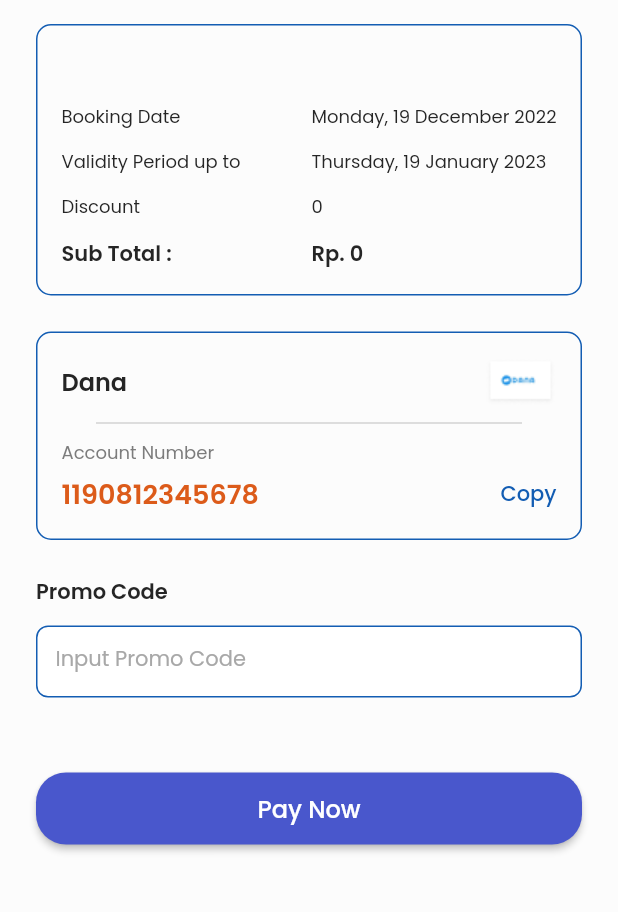
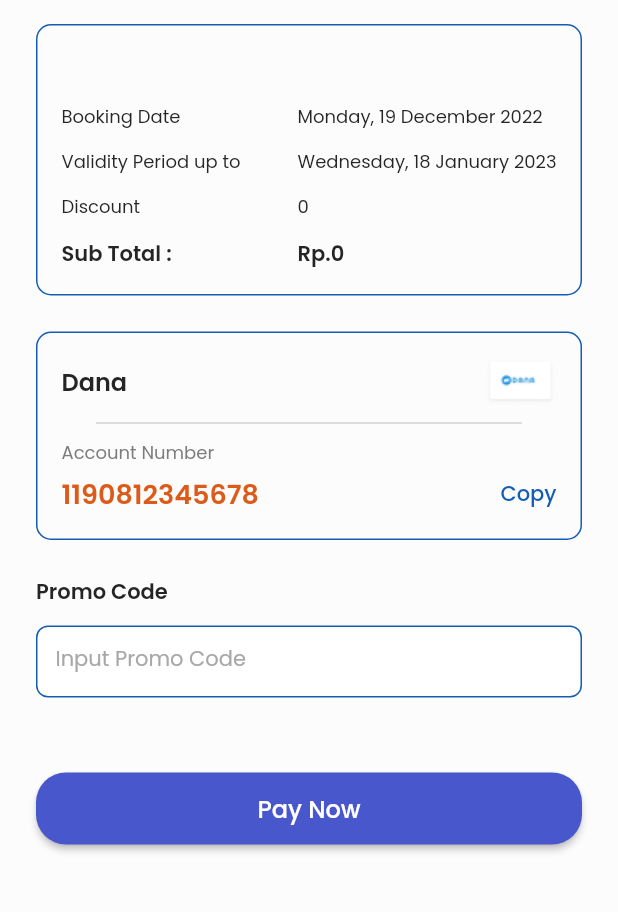
Before and after one commit to Capstone-Project-Kelompok-6/Flutter, a Flutter app: the PaymentMethod screen opened directly with empty values, after a tap on "Continue", on a phone screen of 412 x 824 dp, the part 60-972 px from its top. Run offline on Flutter 3.47's test engine with Material 2 defaults, Android fonts, the phone set to English and light mode, and no system bars; our stand-ins replace carousel_slider, chewie, flutter_svg, google_fonts, pin_code_fields, video_player; missing offline and left inert: ffmpeg_kit_flutter; network calls fail.

Commit message:
Fixing currency and booking date at offline booking page

```diff
--- /dev/null
+++ b/flutter_capstone_6/lib/component/currency.dart
@@ -0,0 +1,12 @@
+import 'package:intl/intl.dart';
+
+class CurrencyFormat {
+  static String convertToIdr(dynamic number, int decimalDigit) {
+    NumberFormat currencyFormatter = NumberFormat.currency(
+      locale: 'id',
+      symbol: 'Rp.',
+      decimalDigits: decimalDigit,
+    );
+    return currencyFormatter.format(number);
+  }
+}
--- a/flutter_capstone_6/lib/main.dart
+++ b/flutter_capstone_6/lib/main.dart
@@ -1,6 +1,5 @@
 import 'package:flutter/material.dart';
 import 'package:flutter_capstone_6/screen/login/login_view_model.dart';
-import 'package:flutter_capstone_6/screen/main/booking/offline_class/booking_offline_view_model.dart';
 import 'package:flutter_capstone_6/screen/splash_screen.dart';
 import 'package:google_fonts/google_fonts.dart';
 import 'package:provider/provider.dart';
@@ -20,9 +19,6 @@ class MyApp extends StatelessWidget {
           ChangeNotifierProvider<LoginViewModel>(
             create: (context) => LoginViewModel(),
           ),
-          ChangeNotifierProvider<OfflineClassViewModel>(
-            create: (context) => OfflineClassViewModel(),
-          ),
         ],
         child: MaterialApp(
           debugShowCheckedModeBanner: false,
--- a/flutter_capstone_6/lib/screen/main/booking/offline_class/booking_offline_view_model.dart
+++ /dev/null
@@ -1,21 +0,0 @@
-import 'package:flutter/cupertino.dart';
-import 'package:flutter_capstone_6/model/class_offline/class_offline_rows.dart';
-
-class OfflineClassViewModel with ChangeNotifier {
-  List<ClassOfflineRows> _datas = [];
-  List<ClassOfflineRows> get getDatas => _datas;
-
-  void addUser(ClassOfflineRows classData) {
-    _datas.add(classData);
-    notifyListeners();
-  }
-
-  void deleteUser(int index) {
-    _datas.removeAt(index);
-    notifyListeners();
-  }
-
-  void deleteAll() {
-    _datas.clear();
-  }
-}
--- a/flutter_capstone_6/lib/screen/main/booking/offline_class/payment_detail.dart
+++ b/flutter_capstone_6/lib/screen/main/booking/offline_class/payment_detail.dart
@@ -1,5 +1,6 @@
 import 'package:flutter/material.dart';
 import 'package:flutter_capstone_6/component/colors.dart';
+import 'package:flutter_capstone_6/component/currency.dart';
 import 'package:flutter_capstone_6/screen/main/booking/offline_class/payment_success.dart';
 import 'package:flutter_capstone_6/widget/appbar.dart';
 import 'package:flutter/services.dart';
@@ -32,7 +33,7 @@ class _PaymentDetailState extends State<PaymentDetail> {
   @override
   void initState() {
     checkPayment();
-    nextMonth = DateTime(today.year, today.month + 1, today.day);
+    nextMonth = DateTime(today.year, today.month + 1, today.day - 1);
   }
 
   void checkPayment() {
@@ -186,25 +187,13 @@ class _PaymentDetailState extends State<PaymentDetail> {
                             ),
                           ),
                           const SizedBox(height: 12),
-                          Row(
-                            children: [
-                              const Text(
-                                "Rp. ",
-                                style: TextStyle(
-                                  fontSize: 14,
-                                  fontWeight: FontWeight.w600,
-                                  color: n100,
-                                ),
-                              ),
                           Text(
-                                widget.price.toString(),
+                            CurrencyFormat.convertToIdr(widget.price, 0),
                             style: const TextStyle(
                               fontSize: 14,
                               fontWeight: FontWeight.w600,
                               color: n100,
                             ),
-                              ),
-                            ],
                           ),
                         ],
                       ),
--- a/flutter_capstone_6/lib/screen/main/booking/offline_class/payment_method.dart
+++ b/flutter_capstone_6/lib/screen/main/booking/offline_class/payment_method.dart
@@ -1,5 +1,6 @@
 import 'package:flutter/material.dart';
 import 'package:flutter_capstone_6/component/colors.dart';
+import 'package:flutter_capstone_6/component/currency.dart';
 import 'package:flutter_capstone_6/screen/main/booking/offline_class/payment_detail.dart';
 import 'package:flutter_capstone_6/widget/appbar.dart';
 
@@ -124,25 +125,13 @@ class _PaymentMethodState extends State<PaymentMethod> {
                             ),
                           ),
                           const SizedBox(height: 12),
-                          Row(
-                            children: [
-                              const Text(
-                                "Rp. ",
-                                style: TextStyle(
-                                  fontSize: 14,
-                                  fontWeight: FontWeight.w600,
-                                  color: n100,
-                                ),
-                              ),
                           Text(
-                                widget.price.toString(),
+                            CurrencyFormat.convertToIdr(widget.price, 0),
                             style: const TextStyle(
                               fontSize: 14,
                               fontWeight: FontWeight.w600,
                               color: n100,
                             ),
-                              ),
-                            ],
                           ),
                         ],
                       ),
--- a/flutter_capstone_6/lib/screen/main/booking/offline_class/payment_success.dart
+++ b/flutter_capstone_6/lib/screen/main/booking/offline_class/payment_success.dart
@@ -96,6 +96,11 @@ class _PaymentSuccessState extends State<PaymentSuccess> {
                               builder: (context) => BookingOfflineDone(
                                     classTitle: widget.classTitle,
                                     classInstructor: widget.classInstructor,
+                                    createdAt: DateTime.now(),
+                                    endClassDate: DateTime(
+                                        DateTime.now().year,
+                                        DateTime.now().month + 1,
+                                        DateTime.now().day - 1),
                                   )));
                     },
                     style: ElevatedButton.styleFrom(
--- a/flutter_capstone_6/lib/screen/main/profile/edit_profile/edit_profile_screen.dart
+++ b/flutter_capstone_6/lib/screen/main/profile/edit_profile/edit_profile_screen.dart
@@ -6,7 +6,7 @@ import 'package:flutter/src/widgets/framework.dart';
 import '../../../../component/colors.dart';
 
 class EditProfileScreen extends StatefulWidget {
-  const EditProfileScreen({super.key});
+  const EditProfileScreen({Key? key}) : super(key: key);
 
   @override
   State<EditProfileScreen> createState() => _EditProfileScreenState();
```
Also changed, not shown: flutter_capstone_6/lib/model/summary_offline/summary_offline_rows.dart (+6 -2 lines), flutter_capstone_6/lib/screen/main/booking/offline_class/booking_offline_class_detail.dart (+2 -9 lines), flutter_capstone_6/lib/screen/main/booking/offline_class/booking_offline_done.dart (+14 -9 lines), flutter_capstone_6/lib/screen/main/booking/online_class/booking_online_view_model.dart (deleted, +0 -21 lines), flutter_capstone_6/lib/screen/main/home/home_screen.dart (+0 -46 lines), flutter_capstone_6/lib/screen/main/summary/offline class/summary_offline_class_detail.dart (+18 -5 lines), flutter_capstone_6/lib/screen/main/summary/offline class/summary_offline_class_screen.dart (+10 -2 lines), flutter_capstone_6/lib/screen/main/summary/online class/summary_online_class_screen.dart (+11 -8 lines), flutter_capstone_6/lib/model/summary_offline/summary_offline_rows.g.dart. Lines whose indentation alone changed are shown as unchanged.
